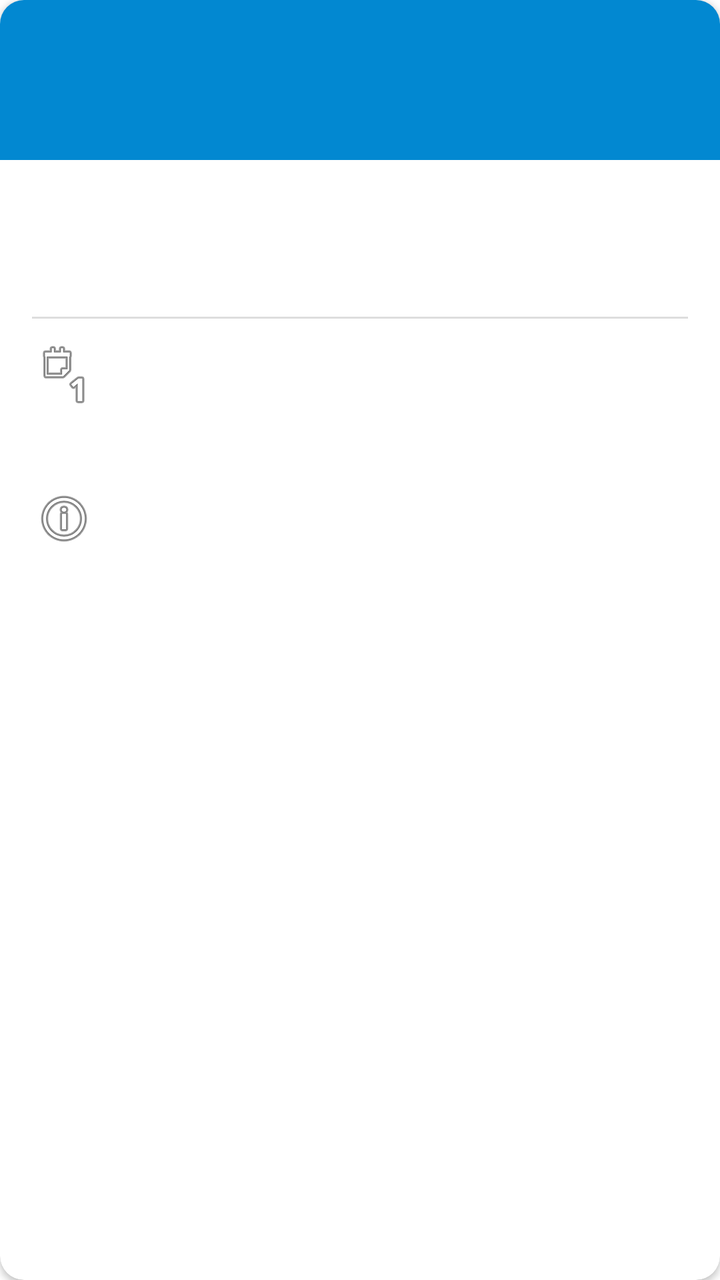
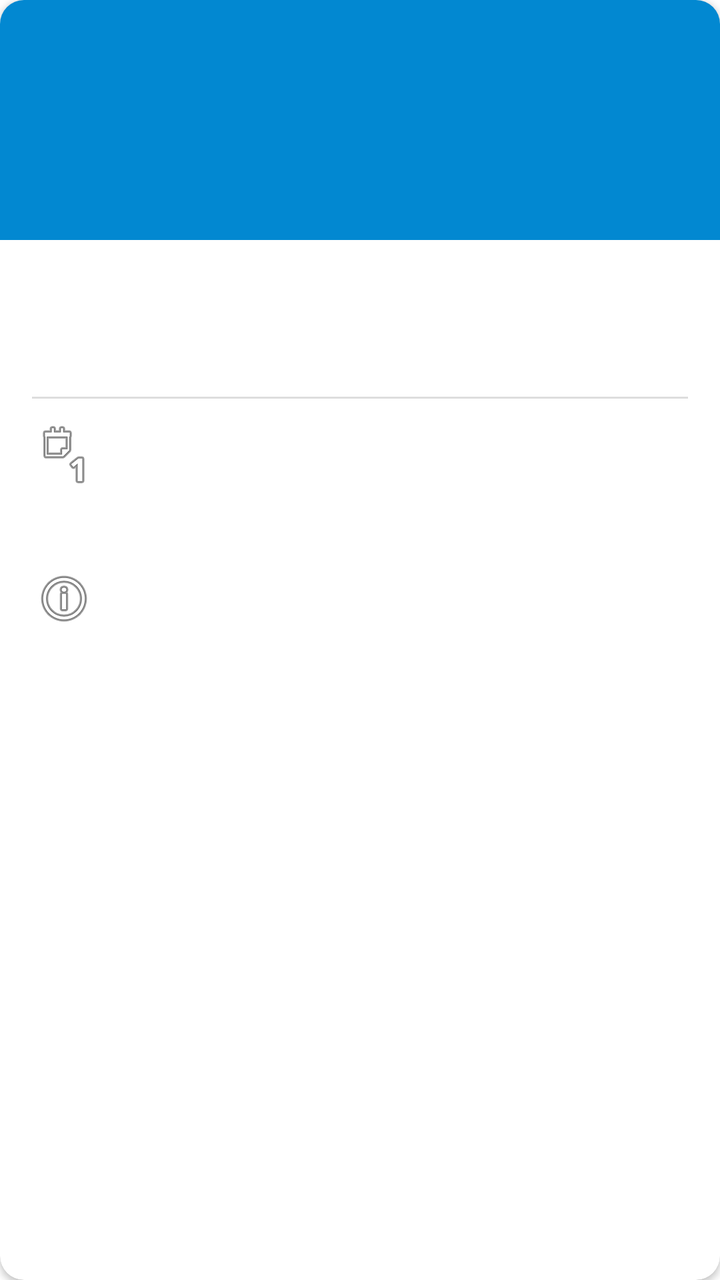

Before-and-after screenshots of an Android layout around one commit, followed by the original layout XML and the change that was made.
<!-- AndroidManifest.xml: application theme Theme.MyApplication -->
<!-- res/layout/item_beach.xml -->
<?xml version="1.0" encoding="utf-8"?>
<com.google.android.material.card.MaterialCardView xmlns:android="http://schemas.android.com/apk/res/android"
    xmlns:app="http://schemas.android.com/apk/res-auto"
    android:layout_width="match_parent"
    android:layout_height="wrap_content"
    android:layout_marginHorizontal="4dp"
    android:layout_marginVertical="8dp"
    app:cardCornerRadius="12dp"
    app:cardElevation="2dp"
    app:strokeWidth="0dp">

    <LinearLayout
        android:layout_width="match_parent"
        android:layout_height="wrap_content"
        android:orientation="vertical">

        <View
            android:layout_width="match_parent"
            android:layout_height="80dp"
            android:background="@color/water_accent" />

        <LinearLayout
            android:layout_width="match_parent"
            android:layout_height="wrap_content"
            android:orientation="vertical"
            android:padding="16dp">

            <TextView
                android:id="@+id/beachName"
                android:layout_width="wrap_content"
                android:layout_height="wrap_content"
                android:textColor="@color/primary_variant"
                android:textSize="22sp"
                android:textStyle="bold" />

            <TextView
                android:id="@+id/beachDistance"
                android:layout_width="wrap_content"
                android:layout_height="wrap_content"
                android:layout_marginTop="2dp"
                android:textColor="#666666"
                android:textSize="14sp" />

            <View
                android:layout_width="match_parent"
                android:layout_height="1dp"
                android:layout_marginVertical="12dp"
                android:background="#DDDDDD" />

            <TextView
                android:id="@+id/beachConditions"
                android:layout_width="wrap_content"
                android:layout_height="wrap_content"
                android:drawablePadding="8dp"
                android:gravity="center_vertical"
                android:textColor="#444444"
                app:drawableStartCompat="@android:drawable/ic_menu_day" />

            <TextView
                android:id="@+id/beachHazards"
                android:layout_width="wrap_content"
                android:layout_height="wrap_content"
                android:layout_marginTop="8dp"
                android:drawablePadding="8dp"
                android:gravity="center_vertical"
                android:textColor="@color/error"
                android:textStyle="bold"
                app:drawableStartCompat="@android:drawable/stat_sys_warning" />

            <TextView
                android:id="@+id/beachHelp"
                android:layout_width="wrap_content"
                android:layout_height="wrap_content"
                android:layout_marginTop="8dp"
                android:drawablePadding="8dp"
                android:gravity="center_vertical"
                android:textColor="#666666"
                android:textSize="13sp"
                app:drawableStartCompat="@android:drawable/ic_menu_info_details" />

        </LinearLayout>
    </LinearLayout>
</com.google.android.material.card.MaterialCardView>
<!-- resources referenced by this layout -->
<resources>
  <color name="error">#B00020</color>
  <color name="primary_variant">#00363a</color>
  <color name="water_accent">#0288D1</color>
  <style name="Theme.MyApplication" parent="Theme.MaterialComponents.DayNight.NoActionBar">
          
          <item name="colorPrimary">@color/purple_500</item>
          <item name="colorPrimaryVariant">@color/purple_700</item>
          <item name="colorOnPrimary">@color/white</item>
          
          <item name="colorSecondary">@color/teal_200</item>
          <item name="colorSecondaryVariant">@color/teal_700</item>
          <item name="colorOnSecondary">@color/black</item>
          
          <item name="android:statusBarColor">?attr/colorPrimaryVariant</item>
          
          <item name="windowActionBar">false</item>
          <item name="windowNoTitle">true</item>
          
      </style>
  <color name="purple_500">#6200EE</color>
  <color name="purple_700">#3700B3</color>
  <color name="white">#FFFFFF</color>
  <color name="teal_200">#03DAC5</color>
  <color name="teal_700">#018786</color>
  <color name="black">#000000</color>
</resources>

<!-- the commit's change to res/layout/item_beach.xml (unified diff, before → after) -->
@@ -14,69 +14,123 @@
         android:layout_height="wrap_content"
         android:orientation="vertical">
 
-        <View
+        <ImageView
+            android:id="@+id/beachImage"
             android:layout_width="match_parent"
-            android:layout_height="80dp"
+            android:layout_height="120dp"
+            android:scaleType="centerCrop"
             android:background="@color/water_accent" />
 
         <LinearLayout
             android:layout_width="match_parent"
             android:layout_height="wrap_content"
-            android:orientation="vertical"
+            android:orientation="horizontal"
             android:padding="16dp">
 
-            <TextView
-                android:id="@+id/beachName"
-                android:layout_width="wrap_content"
+            <LinearLayout
+                android:layout_width="0dp"
                 android:layout_height="wrap_content"
-                android:textColor="@color/primary_variant"
-                android:textSize="22sp"
-                android:textStyle="bold" />
+                android:layout_weight="1"
+                android:orientation="vertical">
 
-            <TextView
-                android:id="@+id/beachDistance"
-                android:layout_width="wrap_content"
+                <TextView
+                    android:id="@+id/beachName"
+                    android:layout_width="wrap_content"
+                    android:layout_height="wrap_content"
+                    android:textColor="@color/primary_variant"
+                    android:textSize="22sp"
+                    android:textStyle="bold" />
+
+                <TextView
+                    android:id="@+id/beachDistance"
+                    android:layout_width="wrap_content"
+                    android:layout_height="wrap_content"
+                    android:layout_marginTop="2dp"
+                    android:textColor="#666666"
+                    android:textSize="14sp" />
+
+                <View
+                    android:layout_width="match_parent"
+                    android:layout_height="1dp"
+                    android:layout_marginVertical="12dp"
+                    android:background="#DDDDDD" />
+
+                <TextView
+                    android:id="@+id/beachConditions"
+                    android:layout_width="wrap_content"
+                    android:layout_height="wrap_content"
+                    android:drawablePadding="8dp"
+                    android:gravity="center_vertical"
+                    android:textColor="#444444"
+                    app:drawableStartCompat="@android:drawable/ic_menu_day" />
+
+                <TextView
+                    android:id="@+id/beachHazards"
+                    android:layout_width="wrap_content"
+                    android:layout_height="wrap_content"
+                    android:layout_marginTop="8dp"
+                    android:drawablePadding="8dp"
+                    android:gravity="center_vertical"
+                    android:textColor="@color/error"
+                    android:textStyle="bold"
+                    app:drawableStartCompat="@android:drawable/stat_sys_warning" />
+
+                <TextView
+                    android:id="@+id/beachHelp"
+                    android:layout_width="wrap_content"
+                    android:layout_height="wrap_content"
+                    android:layout_marginTop="8dp"
+                    android:drawablePadding="8dp"
+                    android:gravity="center_vertical"
+                    android:textColor="#666666"
+                    android:textSize="13sp"
+                    app:drawableStartCompat="@android:drawable/ic_menu_info_details" />
+            </LinearLayout>
+
+            
+            <LinearLayout
+                android:id="@+id/uvBadgeContainer"
+                android:layout_width="70dp"
                 android:layout_height="wrap_content"
-                android:layout_marginTop="2dp"
-                android:textColor="#666666"
-                android:textSize="14sp" />
+                android:layout_gravity="center_vertical"
+                android:layout_marginTop="16dp"
+                android:layout_marginStart="8dp"
+                android:gravity="center"
+                android:orientation="vertical"
+                android:visibility="gone">
 
-            <View
-                android:layout_width="match_parent"
-                android:layout_height="1dp"
-                android:layout_marginVertical="12dp"
-                android:background="#DDDDDD" />
+                <TextView
+                    android:layout_width="wrap_content"
+                    android:layout_height="wrap_content"
+                    android:layout_marginBottom="4dp"
+                    android:text="UV INDEX"
+                    android:textColor="#9E9E9E"
+                    android:textSize="9sp"
+                    android:textStyle="bold" />
 
-            <TextView
-                android:id="@+id/beachConditions"
-                android:layout_width="wrap_content"
-                android:layout_height="wrap_content"
-                android:drawablePadding="8dp"
-                android:gravity="center_vertical"
-                android:textColor="#444444"
-                app:drawableStartCompat="@android:drawable/ic_menu_day" />
+                <View
+                    android:id="@+id/uvCircle"
+                    android:layout_width="28dp"
+                    android:layout_height="28dp"
+                    android:background="@drawable/uv_circle" />
 
-            <TextView
-                android:id="@+id/beachHazards"
-                android:layout_width="wrap_content"
-                android:layout_height="wrap_content"
-                android:layout_marginTop="8dp"
-                android:drawablePadding="8dp"
-                android:gravity="center_vertical"
-                android:textColor="@color/error"
-                android:textStyle="bold"
-                app:drawableStartCompat="@android:drawable/stat_sys_warning" />
+                <TextView
+                    android:id="@+id/uvValue"
+                    android:layout_width="wrap_content"
+                    android:layout_height="wrap_content"
+                    android:layout_marginTop="4dp"
+                    android:textColor="#212121"
+                    android:textSize="16sp"
+                    android:textStyle="bold" />
 
-            <TextView
-                android:id="@+id/beachHelp"
-                android:layout_width="wrap_content"
-                android:layout_height="wrap_content"
-                android:layout_marginTop="8dp"
-                android:drawablePadding="8dp"
-                android:gravity="center_vertical"
-                android:textColor="#666666"
-                android:textSize="13sp"
-                app:drawableStartCompat="@android:drawable/ic_menu_info_details" />
+                <TextView
+                    android:id="@+id/uvLabel"
+                    android:layout_width="wrap_content"
+                    android:layout_height="wrap_content"
+                    android:textColor="#757575"
+                    android:textSize="10sp"
+                    android:textStyle="bold" />
+            </LinearLayout>
 
         </LinearLayout>
     </LinearLayout>
<!-- resource entries referenced after the edit -->
@@ -3,6 +3,14 @@
   <color name="error">#B00020</color>
   <color name="primary_variant">#00363a</color>
   <color name="water_accent">#0288D1</color>
+  <!-- drawable uv_circle (drawable) -->
+  <?xml version="1.0" encoding="utf-8"?>
+  <shape xmlns:android="http://schemas.android.com/apk/res/android"
+      android:shape="oval">
+      <solid android:color="@color/uv_low" />
+      <stroke android:width="2dp" android:color="#000000" />
+      <size android:width="28dp" android:height="28dp" />
+  </shape>
   <style name="Theme.MyApplication" parent="Theme.MaterialComponents.DayNight.NoActionBar">
           
           <item name="colorPrimary">@color/purple_500</item>
@@ -19,6 +27,7 @@
           <item name="windowNoTitle">true</item>
           
       </style>
+  <color name="uv_low">#2E7D32</color>
   <color name="purple_500">#6200EE</color>
   <color name="purple_700">#3700B3</color>
   <color name="white">#FFFFFF</color>
